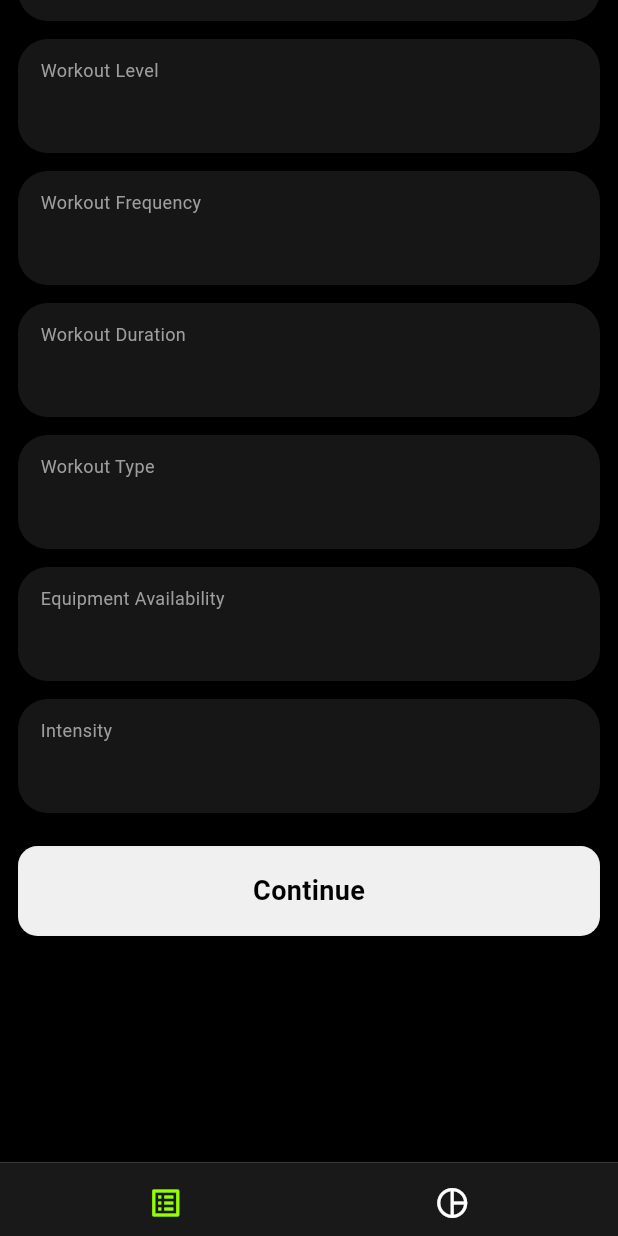
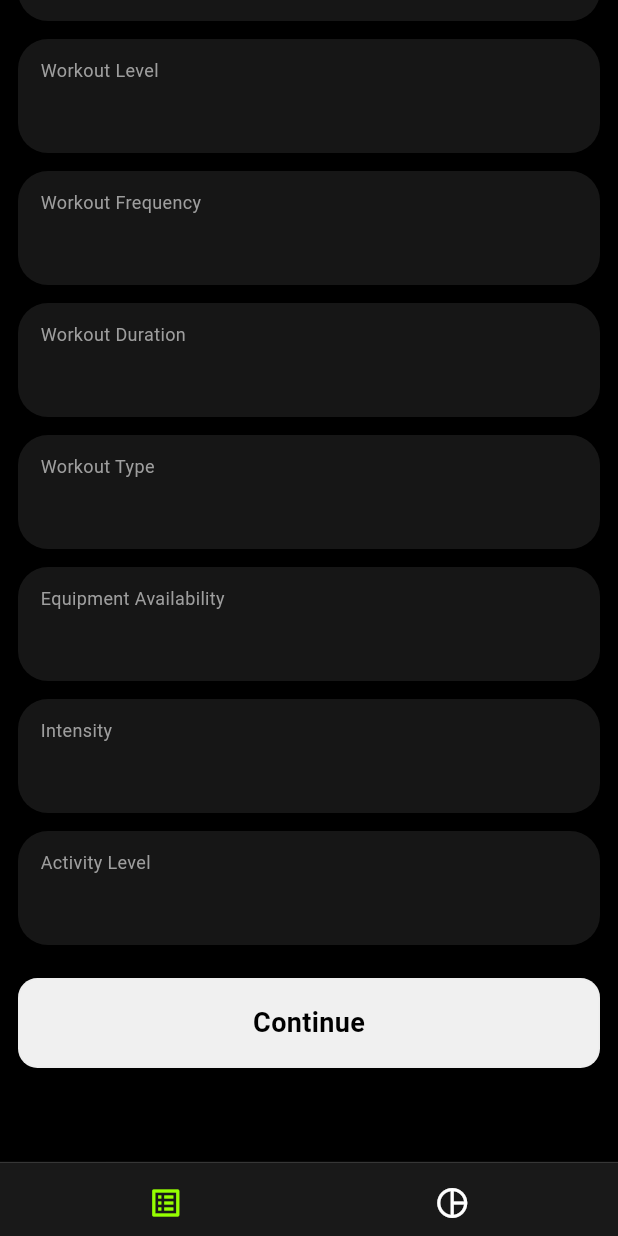
Before and after one commit to TheParthK/fitness_tracker, a Flutter app: the screen it shows after launch, scrolled down 911 dp, on a phone screen of 412 x 824 dp. Run offline on Flutter 3.47's test engine with Material 2 defaults, Android fonts, the phone set to English and light mode, and no system bars; our stand-ins replace flutter_markdown, simple_animations; missing offline and left inert: circular_chart_flutter.

Commit message:
oct 24 11:56 pm

```diff
--- a/lib/pages/ai_planner.dart
+++ b/lib/pages/ai_planner.dart
@@ -28,7 +28,8 @@ class AIPlannerPage extends StatefulWidget {
     'Workout Duration', //11
     'Workout Type', // 12
     'Equipment Availability',
-    'Intensity'
+    'Intensity',
+    'Activity Level'
   ];
 
   static List<TextEditingController> textEditingControllers = [
@@ -52,7 +53,8 @@ class _AIPlannerPageState extends State<AIPlannerPage> {
           "height" : AIPlannerPage.textEditingControllers[2].text,
           "weight" : AIPlannerPage.textEditingControllers[3].text,
           "medical_history" : AIPlannerPage.textEditingControllers[5].text,
-          "fitness_goals" : AIPlannerPage.textEditingControllers[4].text
+          "fitness_goals" : AIPlannerPage.textEditingControllers[4].text,
+          "activity_level" : AIPlannerPage.textEditingControllers[15].text
       },
       "diet_pref" : {
           "pref" : AIPlannerPage.textEditingControllers[7].text,
```
